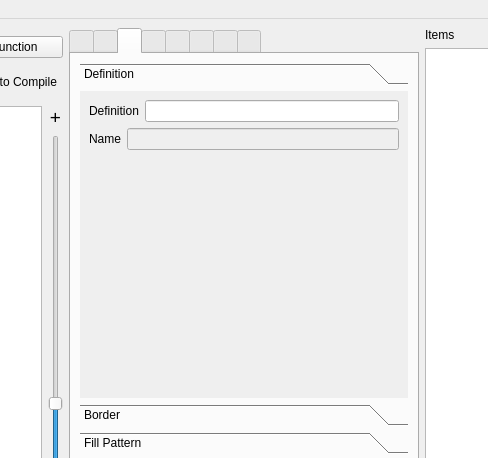
Qt form main.ui (csekri/tkzgeom) before a commit; both pictures show x 688 to 1176 and y 0 to 458 of the 1272 by 737 pixel window.
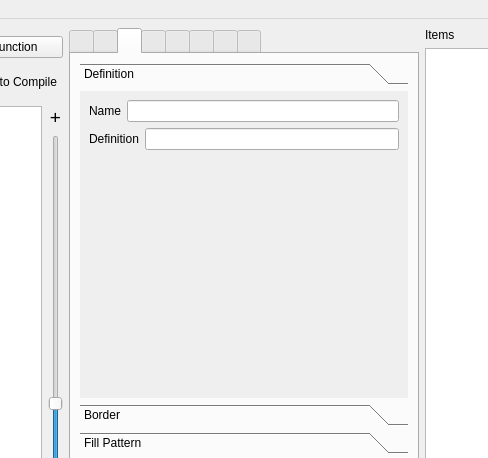
The same form after that commit. The open tabs and pages were chosen to show the change. Icons and pictures are not drawn.

```diff
--- a/main.ui
+++ b/main.ui
@@ -4116,14 +4116,32 @@
                <rect>
                 <x>0</x>
                 <y>0</y>
-                <width>125</width>
-                <height>74</height>
+                <width>326</width>
+                <height>290</height>
                </rect>
               </property>
               <attribute name="label">
                <string>Definition</string>
               </attribute>
               <layout class="QVBoxLayout" name="verticalLayout_72">
+               <item>
+                <layout class="QHBoxLayout" name="horizontalLayout_87">
+                 <item>
+                  <widget class="QLabel" name="label_91">
+                   <property name="text">
+                    <string>Name</string>
+                   </property>
+                  </widget>
+                 </item>
+                 <item>
+                  <widget class="QLineEdit" name="circle_name">
+                   <property name="enabled">
+                    <bool>true</bool>
+                   </property>
+                  </widget>
+                 </item>
+                </layout>
+               </item>
                <item>
                 <layout class="QHBoxLayout" name="horizontalLayout_88">
                  <item>
@@ -4138,24 +4156,6 @@
                  </item>
                 </layout>
                </item>
-               <item>
-                <layout class="QHBoxLayout" name="horizontalLayout_87">
-                 <item>
-                  <widget class="QLabel" name="label_91">
-                   <property name="text">
-                    <string>Name</string>
-                   </property>
-                  </widget>
-                 </item>
-                 <item>
-                  <widget class="QLineEdit" name="lineEdit_29">
-                   <property name="enabled">
-                    <bool>false</bool>
-                   </property>
-                  </widget>
-                 </item>
-                </layout>
-               </item>
                <item>
                 <spacer name="verticalSpacer_14">
                  <property name="orientation">
```
Left out of the diff: 44 changed lines with no effect on the pictures.
